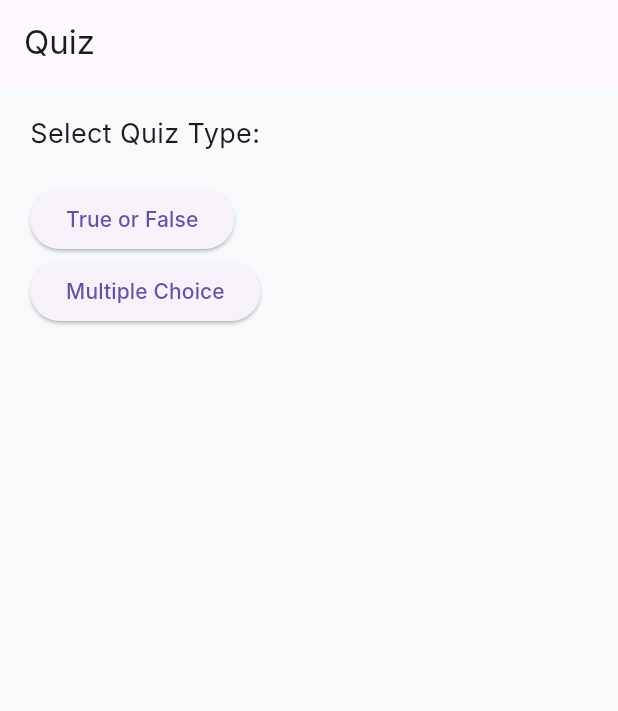
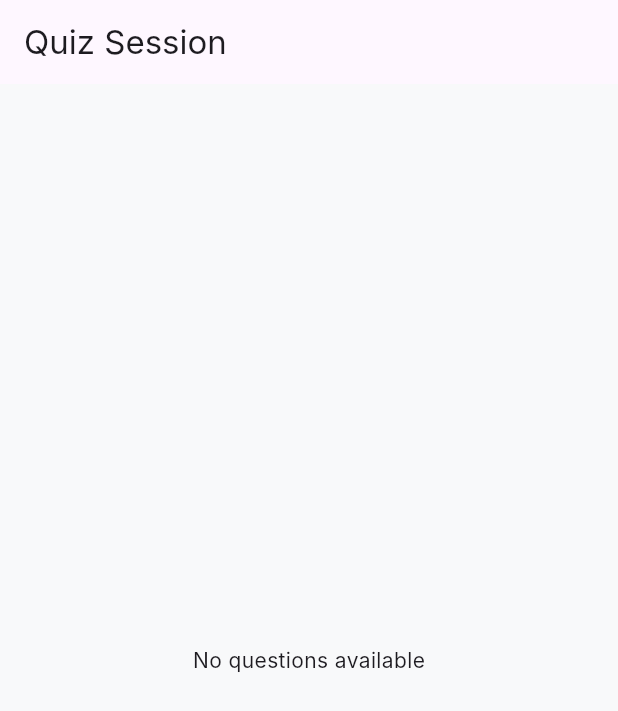
Before and after one commit to Kinetix-Engineering-Solutions/past-question-paper-app, a Flutter app: the QuizFlowScreen screen opened by its route, on a phone screen of 412 x 824 dp. Shown: the top 711 px of the screen. Run offline on Flutter 3.47's test engine with Material 3 defaults, Android fonts, the light colour scheme and no system bars; our stand-ins replace flutter_riverpod, go_router; Roboto replaces fonts that are missing (Inter).

Commit message:
not done
....

```diff
--- a/lib/app/router.dart
+++ b/lib/app/router.dart
@@ -1,19 +1,20 @@
 // lib/routes/app_router.dart
 import 'package:go_router/go_router.dart';
+import 'package:past_question_paper_v1/core/models/grade.dart';
 import 'package:past_question_paper_v1/core/models/quiz_type.dart';
+import 'package:past_question_paper_v1/features/quiz/quiz_home_screen.dart';
+import 'package:past_question_paper_v1/provider/grade_provider.dart';
 import '../features/auth/forgot_password_screen.dart';
 import '../features/auth/login_screen.dart';
 
 import 'package:past_question_paper_v1/features/settings/settings.dart';
-import 'package:past_question_paper_v1/quiz/quiz_flow_screen.dart';
+import 'package:past_question_paper_v1/features/quiz/quiz_flow_screen.dart';
 import '../features/auth/onboarding.dart';
 import '../features/auth/register_screen.dart';
 import '../features/auth/subject_selection.dart';
 import '../features/home/dashboard.dart';
 import '../features/profile/user_profile.dart';
 
-
-import '../features/settings/settings.dart';
 import '../features/settings/help_and_support.dart';
 
 class AppRouter {
@@ -66,19 +67,26 @@ class AppRouter {
         name: 'helperAndsupport',
         builder: (context, state) => const HelpSupportScreen(),
       ),
+
+    GoRoute(
+      path: '/',
+        name: 'home',
+        builder: (context, state) => const HomeScreen(),
+
+    ),
       GoRoute(
         path: '/quiz/session',
+        name: 'quizSession',
         builder: (context, state) {
           final subjectId = state.uri.queryParameters['subjectId'] ?? '';
           final typeStr = state.uri.queryParameters['type'] ?? '';
+
           final type = QuizType.values.firstWhere(
             (e) => e.name == typeStr,
-      orElse: () => QuizType.none,
+            orElse: () => QuizType.trueFalse,
           );
 
-    return QuizFlowScreen(
-      subjectId: subjectId,
-       type: type);
+          return QuizFlowScreen(subjectId: subjectId, type: type);
         },
       ),
     ],
--- a/lib/core/models/quiz_type.dart
+++ b/lib/core/models/quiz_type.dart
@@ -1,8 +1,6 @@
 enum QuizType {
-  none,
   trueFalse,
   multipleChoice,
-  exam,
   shortAnswer,
   longAnswer,
   matching,
--- /dev/null
+++ b/lib/features/quiz/quiz_flow_screen.dart
@@ -0,0 +1,224 @@
+import 'dart:async';
+import 'package:flutter/material.dart';
+import 'package:flutter_riverpod/flutter_riverpod.dart';
+import '../../core/models/quiz_type.dart';
+
+final questionIndexProvider = StateProvider<int>((ref) => 0);
+final timerProvider = StateProvider<int>((ref) => 30);
+
+final sampleQuestions = {
+  'Biology': {
+    QuizType.trueFalse: [
+      {'question': 'Plants make food through photosynthesis.', 'answer': true},
+      {'question': 'Fungi can photosynthesize.', 'answer': false},
+    ],
+    QuizType.multipleChoice: [
+      {
+        'question': 'What is the powerhouse of the cell?',
+        'options': ['Nucleus', 'Mitochondria', 'Chloroplast', 'Ribosome'],
+        'answer': 'Mitochondria',
+      },
+    ],
+  },
+  'Physics': {
+    QuizType.trueFalse: [
+      {'question': 'Speed is a scalar quantity.', 'answer': true},
+    ],
+  }
+};
+
+class QuizFlowScreen extends ConsumerStatefulWidget {
+  final String subjectId;
+  final QuizType type;
+
+  const QuizFlowScreen({
+    super.key,
+    required this.subjectId,
+    required this.type,
+  });
+
+  @override
+  ConsumerState<QuizFlowScreen> createState() => _QuizFlowScreenState();
+}
+
+class _QuizFlowScreenState extends ConsumerState<QuizFlowScreen> {
+  Timer? _timer;
+
+  @override
+  void initState() {
+    super.initState();
+    _startTimer();
+  }
+
+  @override
+  void dispose() {
+    _timer?.cancel();
+    super.dispose();
+  }
+
+  void _startTimer() {
+    _timer?.cancel();
+    ref.read(timerProvider.notifier).state = 30;
+
+    _timer = Timer.periodic(const Duration(seconds: 1), (timer) {
+      final current = ref.read(timerProvider);
+      if (current > 0) {
+        ref.read(timerProvider.notifier).state--;
+      } else {
+        _handleNextAuto();
+      }
+    });
+  }
+
+  void _handleNextAuto() {
+    _timer?.cancel();
+    final index = ref.read(questionIndexProvider);
+    final questions = _getQuestions();
+
+    if (index < questions.length - 1) {
+      ref.read(questionIndexProvider.notifier).state++;
+      _startTimer();
+    } else {
+      _showSubmitDialog(context);
+    }
+  }
+
+  List<dynamic> _getQuestions() {
+    final subjectMap = sampleQuestions[widget.subjectId];
+    if (subjectMap == null) return [];
+
+    return subjectMap[widget.type] ?? [];
+  }
+
+  @override
+  Widget build(BuildContext context) {
+    final index = ref.watch(questionIndexProvider);
+    final timer = ref.watch(timerProvider);
+    final questionsList = _getQuestions();
+
+    if (questionsList.isEmpty) {
+      return Scaffold(
+        appBar: AppBar(title: const Text('Quiz Session')),
+        body: const Center(child: Text('No questions available')),
+      );
+    }
+
+    final question = questionsList[index];
+
+    return Scaffold(
+      appBar: AppBar(
+        title: const Text('Quiz Session'),
+        leading: IconButton(
+          icon: const Icon(Icons.arrow_back),
+          onPressed: () {
+            _timer?.cancel();
+            Navigator.pop(context);
+          },
+        ),
+      ),
+      body: Padding(
+        padding: const EdgeInsets.all(20),
+        child: Column(
+          crossAxisAlignment: CrossAxisAlignment.start,
+          children: [
+            Text('Question ${index + 1} of ${questionsList.length}',
+                style: const TextStyle(fontWeight: FontWeight.bold)),
+            const SizedBox(height: 8),
+            Text('⏰ $timer seconds',
+                style: const TextStyle(color: Colors.red, fontSize: 16)),
+            const SizedBox(height: 20),
+            Text(question['question'] as String,
+                style: const TextStyle(fontSize: 18)),
+            const SizedBox(height: 30),
+            if (widget.type == QuizType.trueFalse)
+              Row(
+                children: [
+                  ElevatedButton(
+                    onPressed: _nextOrSubmit,
+                    child: const Text('True'),
+                  ),
+                  const SizedBox(width: 10),
+                  ElevatedButton(
+                    onPressed: _nextOrSubmit,
+                    child: const Text('False'),
+                  ),
+                ],
+              )
+            else if (widget.type == QuizType.multipleChoice)
+              ...List.generate((question['options'] as List).length, (i) {
+                final label = String.fromCharCode(65 + i); // A, B, C, ...
+                final text = question['options'][i];
+                return Padding(
+                  padding: const EdgeInsets.symmetric(vertical: 4),
+                  child: ElevatedButton(
+                    onPressed: _nextOrSubmit,
+                    child: Text('$label) $text'),
+                  ),
+                );
+              }),
+            const SizedBox(height: 30),
+            Row(
+              mainAxisAlignment: MainAxisAlignment.spaceBetween,
+              children: [
+                ElevatedButton(
+                  onPressed: _handlePrevious,
+                  child: const Text('Previous'),
+                ),
+                ElevatedButton(
+                  onPressed: () => _showSubmitDialog(context),
+                  child: const Text('Submit'),
+                ),
+              ],
+            ),
+          ],
+        ),
+      ),
+    );
+  }
+
+  void _nextOrSubmit() {
+    final index = ref.read(questionIndexProvider);
+    final questions = _getQuestions();
+
+    if (index < questions.length - 1) {
+      ref.read(questionIndexProvider.notifier).state++;
+      _startTimer();
+    } else {
+      _showSubmitDialog(context);
+    }
+  }
+
+  void _handlePrevious() {
+    final index = ref.read(questionIndexProvider);
+    if (index > 0) {
+      ref.read(questionIndexProvider.notifier).state--;
+      _startTimer();
+    }
+  }
+
+  void _showSubmitDialog(BuildContext context) {
+    showDialog(
+      context: context,
+      builder: (_) => AlertDialog(
+        title: const Text('Submit Quiz?'),
+        content: const Text('Do you want to end the session?'),
+        actions: [
+          TextButton(
+            onPressed: () => Navigator.pop(context),
+            child: const Text('Cancel'),
+          ),
+          ElevatedButton(
+            onPressed: () {
+              Navigator.pop(context);
+              Navigator.pop(context);
+              ScaffoldMessenger.of(context).showSnackBar(
+                const SnackBar(content: Text('Quiz Submitted!')),
+              );
+            },
+            child: const Text('Submit'),
+          ),
+        ],
+      ),
+    );
+  }
+}
--- a/lib/quiz/quiz_flow_screen.dart
+++ /dev/null
@@ -1,127 +0,0 @@
-import 'package:flutter/material.dart';
-import 'package:flutter_riverpod/flutter_riverpod.dart';
-import 'package:past_question_paper_v1/core/models/quiz_type.dart';
-
-final selectedQuizTypeProvider = StateProvider<String?>((ref) => null);
-final currentQuestionIndexProvider = StateProvider<int>((ref) => 0);
-
-final trueFalseQuestionsProvider = Provider<List<Map<String, dynamic>>>((ref) => [
-  {'question': 'The heart is a muscle.', 'answer': true},
-  {'question': 'Plants do not perform photosynthesis.', 'answer': false},
-]);
-
-class QuizFlowScreen extends ConsumerStatefulWidget {
-  final String subjectId;
-  final QuizType type;
-
-  const QuizFlowScreen({
-    super.key,
-    required this.subjectId,
-    required this.type,
-  });
-
-  @override
-  ConsumerState<QuizFlowScreen> createState() => _QuizFlowScreenState();
-}
-
-class _QuizFlowScreenState extends ConsumerState<QuizFlowScreen> {
-  void submitQuiz(BuildContext context) {
-    showDialog(
-      context: context,
-      builder: (_) => AlertDialog(
-        title: const Text('Are you sure?'),
-        content: const Text('Do you want to submit your answers?'),
-        actions: [
-          TextButton(
-            onPressed: () => Navigator.pop(context),
-            child: const Text('Cancel'),
-          ),
-          ElevatedButton(
-            onPressed: () {
-              Navigator.pop(context);
-              ScaffoldMessenger.of(context).showSnackBar(
-                const SnackBar(content: Text('Quiz submitted!')),
-              );
-            },
-            child: const Text('Submit'),
-          ),
-        ],
-      ),
-    );
-  }
-
-  @override
-  Widget build(BuildContext context) {
-    final selectedQuizType = ref.watch(selectedQuizTypeProvider);
-    final currentIndex = ref.watch(currentQuestionIndexProvider);
-    final questions = ref.watch(trueFalseQuestionsProvider);
-
-    Widget _buildQuizTypeSelection() {
-      return Column(
-        crossAxisAlignment: CrossAxisAlignment.start,
-        children: [
-          const Text('Select Quiz Type:', style: TextStyle(fontSize: 18)),
-          const SizedBox(height: 20),
-          ElevatedButton(
-            onPressed: () => ref.read(selectedQuizTypeProvider.notifier).state = 'true_false',
-            child: const Text('True or False'),
-          ),
-          ElevatedButton(
-            onPressed: () => ref.read(selectedQuizTypeProvider.notifier).state = 'mcq',
-            child: const Text('Multiple Choice'),
-          ),
-        ],
-      );
-    }
-
-    Widget _buildTrueFalseQuiz() {
-      final question = questions[currentIndex];
-      return Column(
-        crossAxisAlignment: CrossAxisAlignment.start,
-        children: [
-          Text('Question ${currentIndex + 1}:', style: const TextStyle(fontSize: 18, fontWeight: FontWeight.bold)),
-          const SizedBox(height: 10),
-          Text(question['question']),
-          const SizedBox(height: 20),
-          Row(
-            children: [
-              ElevatedButton(
-                onPressed: () {
-                  if (currentIndex < questions.length - 1) {
-                    ref.read(currentQuestionIndexProvider.notifier).state++;
-                  } else {
-                    submitQuiz(context);
-                  }
-                },
-                child: const Text('True'),
-              ),
-              const SizedBox(width: 10),
-              ElevatedButton(
-                onPressed: () {
-                  if (currentIndex < questions.length - 1) {
-                    ref.read(currentQuestionIndexProvider.notifier).state++;
-                  } else {
-                    submitQuiz(context);
-                  }
-                },
-                child: const Text('False'),
-              ),
-            ],
-          ),
-        ],
-      );
-    }
-
-    return Scaffold(
-      appBar: AppBar(title: const Text('Quiz')),
-      body: Padding(
-        padding: const EdgeInsets.all(20),
-        child: selectedQuizType == null
-            ? _buildQuizTypeSelection()
-            : selectedQuizType == 'true_false'
-                ? _buildTrueFalseQuiz()
-                : const Center(child: Text('Other quiz types not implemented')),
-      ),
-    );
-  }
-}
```
Also changed, not shown: lib/core/widgets/quiz_mode_dialog.dart (+22 -7 lines), lib/features/quiz/quiz_home_screen.dart (added, +67 -0 lines), lib/features/quiz/quiz_type_selector.dart (added, +112 -0 lines), lib/quiz/quiz_type_selector.dart (deleted, +0 -105 lines). Lines whose indentation alone changed are shown as unchanged.
